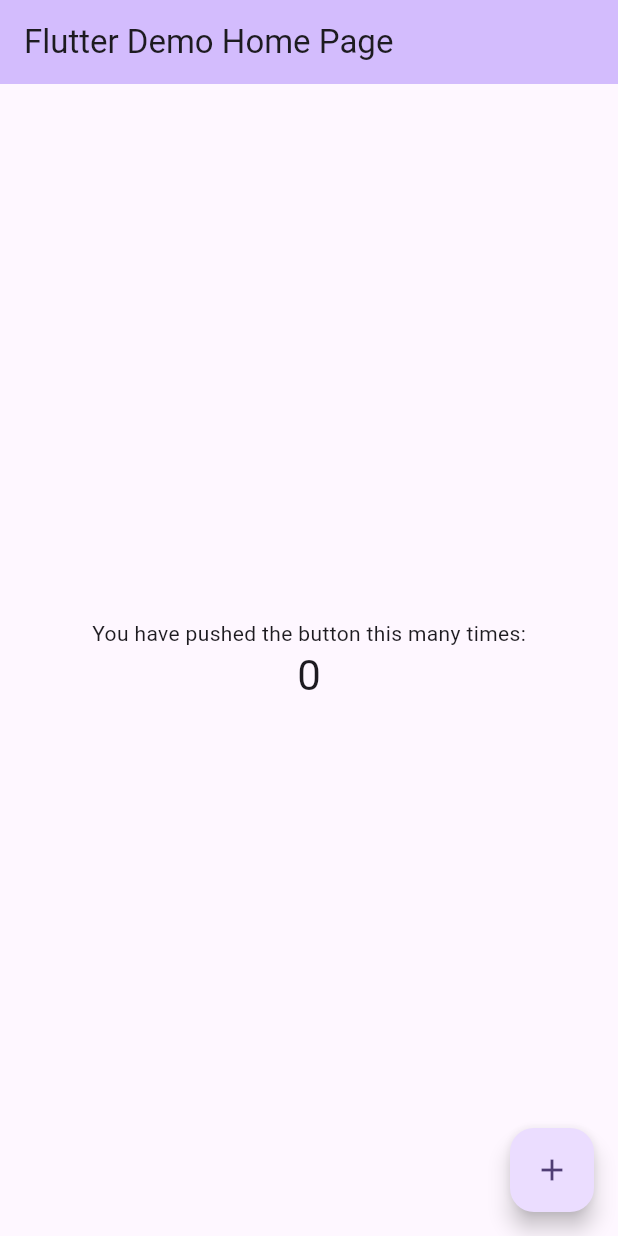
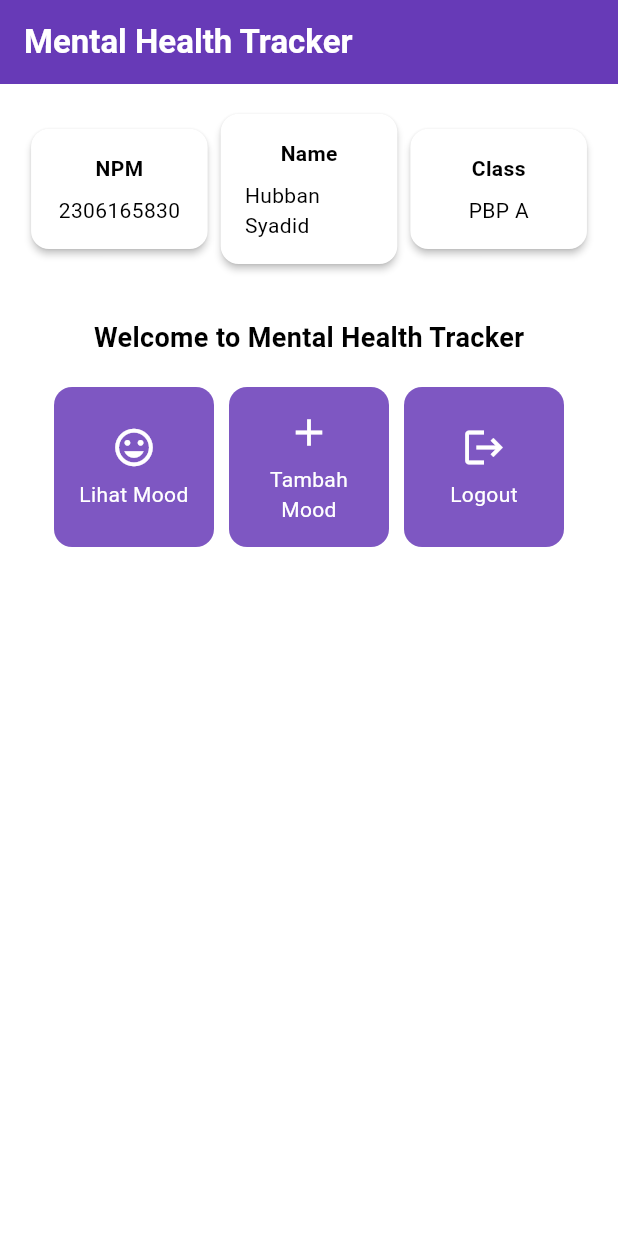
Before and after one commit to hsyadid/mental-health-tracker-mobile., a Flutter app: the screen it shows after launch, on a phone screen of 412 x 824 dp. Run offline on Flutter 3.47's test engine with Material 3 defaults, Android fonts, the phone set to English and light mode, and no system bars.

Commit message:
selesai tutorial ^

```diff
--- a/mental_health_tracker/lib/main.dart
+++ b/mental_health_tracker/lib/main.dart
@@ -1,4 +1,5 @@
 import 'package:flutter/material.dart';
+import 'package:mental_health_tracker/menu.dart';
 
 void main() {
   runApp(const MyApp());
@@ -13,113 +14,12 @@ class MyApp extends StatelessWidget {
     return MaterialApp(
       title: 'Flutter Demo',
       theme: ThemeData(
-        // This is the theme of your application.
-        //
-        // TRY THIS: Try running your application with "flutter run". You'll see
-        // the application has a purple toolbar. Then, without quitting the app,
-        // try changing the seedColor in the colorScheme below to Colors.green
-        // and then invoke "hot reload" (save your changes or press the "hot
-        // reload" button in a Flutter-supported IDE, or press "r" if you used
-        // the command line to start the app).
-        //
-        // Notice that the counter didn't reset back to zero; the application
-        // state is not lost during the reload. To reset the state, use hot
-        // restart instead.
-        //
-        // This works for code too, not just values: Most code changes can be
-        // tested with just a hot reload.
-        colorScheme: ColorScheme.fromSeed(seedColor: Colors.deepPurple),
+        colorScheme: ColorScheme.fromSwatch(
+          primarySwatch: Colors.deepPurple,
+        ).copyWith(secondary: Colors.deepPurple[400]),
         useMaterial3: true,
       ),
-      home: const MyHomePage(title: 'Flutter Demo Home Page'),
+      home: MyHomePage(), // Assign MyHomePage to the home property
     );
   }
 }
-
-class MyHomePage extends StatefulWidget {
-  const MyHomePage({super.key, required this.title});
-
-  // This widget is the home page of your application. It is stateful, meaning
-  // that it has a State object (defined below) that contains fields that affect
-  // how it looks.
-
-  // This class is the configuration for the state. It holds the values (in this
-  // case the title) provided by the parent (in this case the App widget) and
-  // used by the build method of the State. Fields in a Widget subclass are
-  // always marked "final".
-
-  final String title;
-
-  @override
-  State<MyHomePage> createState() => _MyHomePageState();
-}
-
-class _MyHomePageState extends State<MyHomePage> {
-  int _counter = 0;
-
-  void _incrementCounter() {
-    setState(() {
-      // This call to setState tells the Flutter framework that something has
-      // changed in this State, which causes it to rerun the build method below
-      // so that the display can reflect the updated values. If we changed
-      // _counter without calling setState(), then the build method would not be
-      // called again, and so nothing would appear to happen.
-      _counter++;
-    });
-  }
-
-  @override
-  Widget build(BuildContext context) {
-    // This method is rerun every time setState is called, for instance as done
-    // by the _incrementCounter method above.
-    //
-    // The Flutter framework has been optimized to make rerunning build methods
-    // fast, so that you can just rebuild anything that needs updating rather
-    // than having to individually change instances of widgets.
-    return Scaffold(
-      appBar: AppBar(
-        // TRY THIS: Try changing the color here to a specific color (to
-        // Colors.amber, perhaps?) and trigger a hot reload to see the AppBar
-        // change color while the other colors stay the same.
-        backgroundColor: Theme.of(context).colorScheme.inversePrimary,
-        // Here we take the value from the MyHomePage object that was created by
-        // the App.build method, and use it to set our appbar title.
-        title: Text(widget.title),
-      ),
-      body: Center(
-        // Center is a layout widget. It takes a single child and positions it
-        // in the middle of the parent.
-        child: Column(
-          // Column is also a layout widget. It takes a list of children and
-          // arranges them vertically. By default, it sizes itself to fit its
-          // children horizontally, and tries to be as tall as its parent.
-          //
-          // Column has various properties to control how it sizes itself and
-          // how it positions its children. Here we use mainAxisAlignment to
-          // center the children vertically; the main axis here is the vertical
-          // axis because Columns are vertical (the cross axis would be
-          // horizontal).
-          //
-          // TRY THIS: Invoke "debug painting" (choose the "Toggle Debug Paint"
-          // action in the IDE, or press "p" in the console), to see the
-          // wireframe for each widget.
-          mainAxisAlignment: MainAxisAlignment.center,
-          children: <Widget>[
-            const Text(
-              'You have pushed the button this many times:',
-            ),
-            Text(
-              '$_counter',
-              style: Theme.of(context).textTheme.headlineMedium,
-            ),
-          ],
-        ),
-      ),
-      floatingActionButton: FloatingActionButton(
-        onPressed: _incrementCounter,
-        tooltip: 'Increment',
-        child: const Icon(Icons.add),
-      ), // This trailing comma makes auto-formatting nicer for build methods.
-    );
-  }
-}
--- /dev/null
+++ b/mental_health_tracker/lib/menu.dart
@@ -0,0 +1,187 @@
+import 'package:flutter/material.dart';
+
+class MyHomePage extends StatelessWidget {
+  MyHomePage({super.key});
+
+  final String npm = '2306165830'; // NPM
+  final String name = 'Hubban Syadid'; // Nama
+  final String className = 'PBP A'; // Kelas
+
+  final List<ItemHomepage> items = [
+    ItemHomepage("Lihat Mood", Icons.mood),
+    ItemHomepage("Tambah Mood", Icons.add),
+    ItemHomepage("Logout", Icons.logout),
+  ];
+
+  @override
+  Widget build(BuildContext context) {
+    // Scaffold menyediakan struktur dasar halaman dengan AppBar dan body.
+    return Scaffold(
+      // AppBar adalah bagian atas halaman yang menampilkan judul.
+      appBar: AppBar(
+        // Judul aplikasi "Mental Health Tracker" dengan teks putih dan tebal.
+        title: const Text(
+          'Mental Health Tracker',
+          style: TextStyle(
+            color: Colors.white,
+            fontWeight: FontWeight.bold,
+          ),
+        ),
+        // Warna latar belakang AppBar diambil dari skema warna tema aplikasi.
+        backgroundColor: Theme.of(context).colorScheme.primary,
+      ),
+      // Body halaman dengan padding di sekelilingnya.
+      body: Padding(
+        padding: const EdgeInsets.all(16.0),
+        // Menyusun widget secara vertikal dalam sebuah kolom.
+        child: Column(
+          crossAxisAlignment: CrossAxisAlignment.center,
+          children: [
+            // Row untuk menampilkan 3 InfoCard secara horizontal.
+            Row(
+              mainAxisAlignment: MainAxisAlignment.spaceEvenly,
+              children: [
+                InfoCard(title: 'NPM', content: npm),
+                InfoCard(title: 'Name', content: name),
+                InfoCard(title: 'Class', content: className),
+              ],
+            ),
+
+            // Memberikan jarak vertikal 16 unit.
+            const SizedBox(height: 16.0),
+
+            // Menempatkan widget berikutnya di tengah halaman.
+            Center(
+              child: Column(
+                // Menyusun teks dan grid item secara vertikal.
+
+                children: [
+                  // Menampilkan teks sambutan dengan gaya tebal dan ukuran 18.
+                  const Padding(
+                    padding: EdgeInsets.only(top: 16.0),
+                    child: Text(
+                      'Welcome to Mental Health Tracker',
+                      style: TextStyle(
+                        fontWeight: FontWeight.bold,
+                        fontSize: 18.0,
+                      ),
+                    ),
+                  ),
+
+                  // Grid untuk menampilkan ItemCard dalam bentuk grid 3 kolom.
+                  GridView.count(
+                    primary: true,
+                    padding: const EdgeInsets.all(20),
+                    crossAxisSpacing: 10,
+                    mainAxisSpacing: 10,
+                    crossAxisCount: 3,
+                    // Agar grid menyesuaikan tinggi kontennya.
+                    shrinkWrap: true,
+
+                    // Menampilkan ItemCard untuk setiap item dalam list items.
+                    children: items.map((ItemHomepage item) {
+                      return ItemCard(item);
+                    }).toList(),
+                  ),
+                ],
+              ),
+            ),
+          ],
+        ),
+      ),
+    );
+  }
+}
+
+class InfoCard extends StatelessWidget {
+  // Kartu informasi yang menampilkan title dan content.
+
+  final String title; // Judul kartu.
+  final String content; // Isi kartu.
+
+  const InfoCard({super.key, required this.title, required this.content});
+
+  @override
+  Widget build(BuildContext context) {
+    return Card(
+      // Membuat kotak kartu dengan bayangan dibawahnya.
+      elevation: 2.0,
+      child: Container(
+        // Mengatur ukuran dan jarak di dalam kartu.
+        width: MediaQuery.of(context).size.width /
+            3.5, // menyesuaikan dengan lebar device yang digunakan.
+        padding: const EdgeInsets.all(16.0),
+        // Menyusun title dan content secara vertikal.
+        child: Column(
+          children: [
+            Text(
+              title,
+              style: const TextStyle(fontWeight: FontWeight.bold),
+            ),
+            const SizedBox(height: 8.0),
+            Text(content),
+          ],
+        ),
+      ),
+    );
+  }
+}
+
+class ItemHomepage {
+  final String name;
+  final IconData icon;
+
+  ItemHomepage(this.name, this.icon);
+}
+
+class ItemCard extends StatelessWidget {
+  // Menampilkan kartu dengan ikon dan nama.
+
+  final ItemHomepage item;
+
+  const ItemCard(this.item, {super.key});
+
+  @override
+  Widget build(BuildContext context) {
+    return Material(
+      // Menentukan warna latar belakang dari tema aplikasi.
+      color: Theme.of(context).colorScheme.secondary,
+      // Membuat sudut kartu melengkung.
+      borderRadius: BorderRadius.circular(12),
+
+      child: InkWell(
+        // Aksi ketika kartu ditekan.
+        onTap: () {
+          // Menampilkan pesan SnackBar saat kartu ditekan.
+          ScaffoldMessenger.of(context)
+            ..hideCurrentSnackBar()
+            ..showSnackBar(SnackBar(
+                content: Text("Kamu telah menekan tombol ${item.name}!")));
+        },
+        // Container untuk menyimpan Icon dan Text
+        child: Container(
+          padding: const EdgeInsets.all(8),
+          child: Center(
+            child: Column(
+              // Menyusun ikon dan teks di tengah kartu.
+              mainAxisAlignment: MainAxisAlignment.center,
+              children: [
+                Icon(
+                  item.icon,
+                  color: Colors.white,
+                  size: 30.0,
+                ),
+                const Padding(padding: EdgeInsets.all(3)),
+                Text(
+                  item.name,
+                  textAlign: TextAlign.center,
+                  style: const TextStyle(color: Colors.white),
+                ),
+              ],
+            ),
+          ),
+        ),
+      ),
+    );
+  }
+}
```
